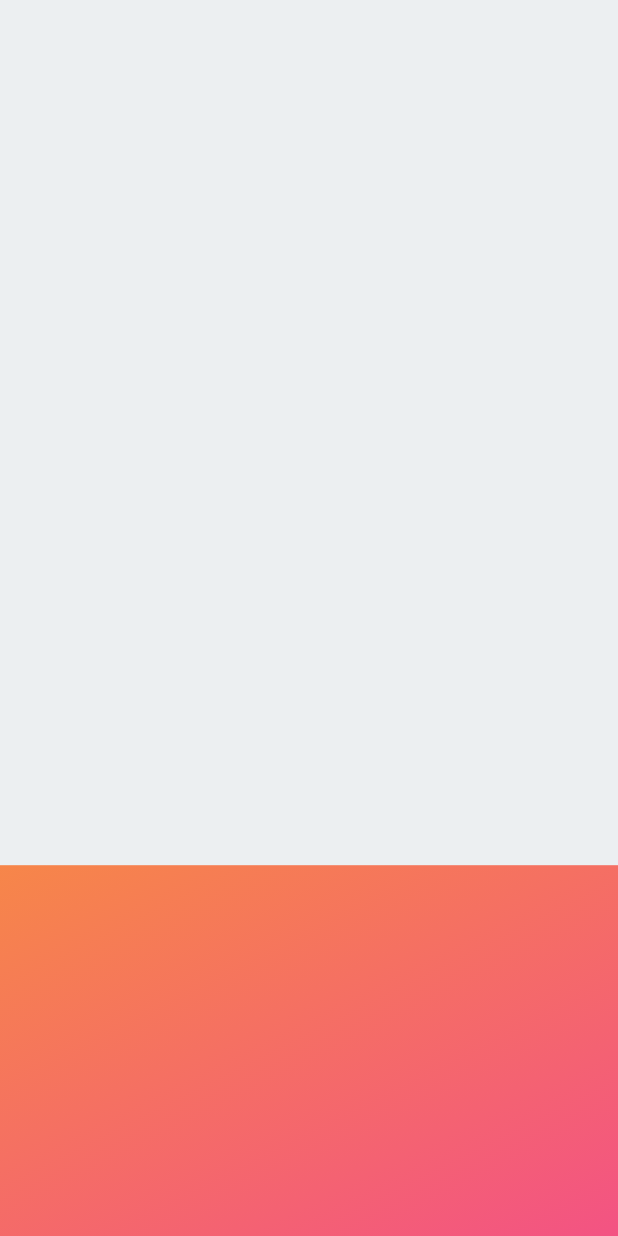
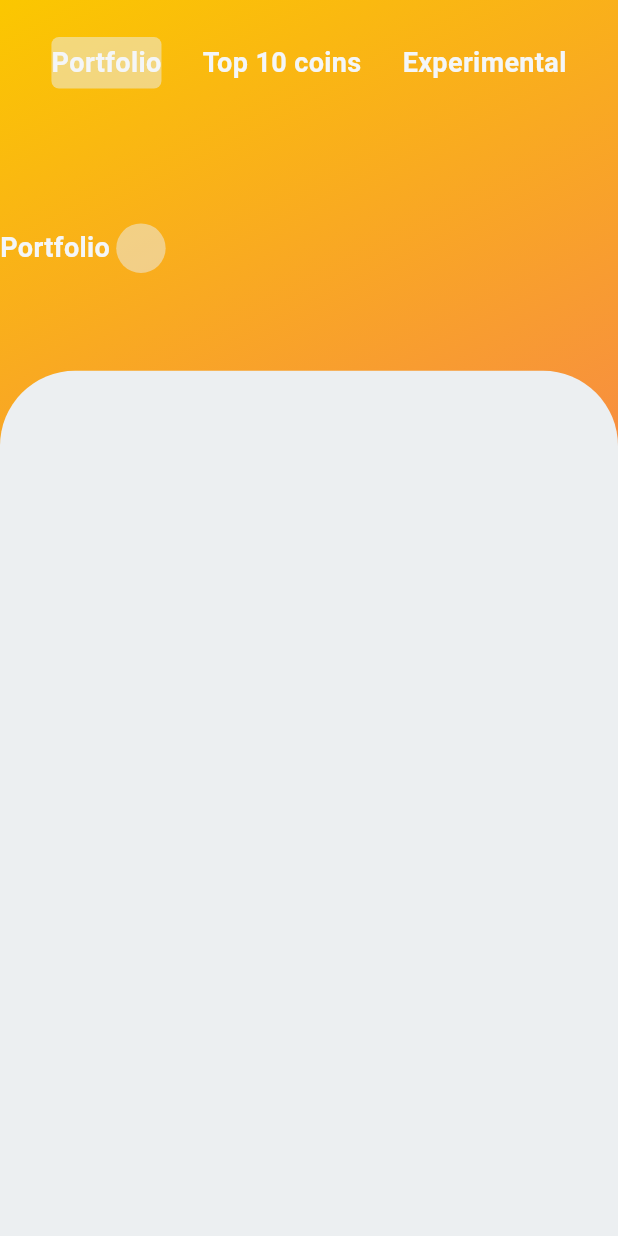
Before and after one commit to Victor-Zarzar/bitcoin-flutter, a Flutter app: the HomePage screen opened directly, on a phone screen of 412 x 824 dp. Run offline on Flutter 3.47's test engine with Material 3 defaults, Android fonts, the phone set to English and light mode, and no system bars.

Commit message:
implement Column, row, padding in component home page

```diff
--- a/lib/pages/home_page.dart
+++ b/lib/pages/home_page.dart
@@ -28,12 +28,75 @@ class _HomePageState extends State<HomePage> {
           ),
         ),
         child: Column(
+          mainAxisAlignment: MainAxisAlignment.spaceBetween,
           children: [
+            Padding(
+              padding: EdgeInsets.symmetric(
+                  horizontal: myWidth * 0.05, vertical: myHeight * 0.03),
+              child: Row(
+                mainAxisAlignment: MainAxisAlignment.spaceAround,
+                children: [
+                  Container(
+                    padding: EdgeInsets.symmetric(vertical: myHeight * 0.005),
+                    decoration: BoxDecoration(
+                      color: BackGround.primaryColor.withOpacity(0.5),
+                      borderRadius: BorderRadius.circular(5),
+                    ),
+                    child: Text(
+                      'Portfolio',
+                      style: TextStyle(
+                          fontSize: 18,
+                          fontWeight: FontWeight.bold,
+                          color: AppTheme.primaryColor),
+                    ),
+                  ),
+                  Text(
+                    'Top 10 coins',
+                    style: TextStyle(
+                        fontSize: 18,
+                        fontWeight: FontWeight.bold,
+                        color: AppTheme.primaryColor),
+                  ),
+                  Text(
+                    'Experimental',
+                    style: TextStyle(
+                        fontSize: 18,
+                        fontWeight: FontWeight.bold,
+                        color: AppTheme.primaryColor),
+                  ),
+                ],
+              ),
+            ),
+            Row(
+              children: [
+                Text(
+                  'Portfolio',
+                  style: TextStyle(
+                      fontSize: 18,
+                      fontWeight: FontWeight.bold,
+                      color: AppTheme.primaryColor),
+                ),
+                Container(
+                  height: myHeight * 0.04,
+                  width: myWidth * 0.1,
+                  decoration: BoxDecoration(
+                    shape: BoxShape.circle,
+                    color: BackGround.primaryColor.withOpacity(0.5),
+                  ),
+                ),
+              ],
+            ),
             Container(
               height: myHeight * 0.7,
               width: myWidth,
-              decoration: BoxDecoration(color: BackGround.primaryColor),
-            )
+              decoration: BoxDecoration(
+                color: BackGround.primaryColor,
+                borderRadius: const BorderRadius.only(
+                  topLeft: Radius.circular(50),
+                  topRight: Radius.circular(50),
+                ),
+              ),
+            ),
           ],
         ),
       ),
--- a/lib/pages/splash_app.dart
+++ b/lib/pages/splash_app.dart
@@ -66,7 +66,7 @@ class _SplashState extends State<Splash> {
                         mainAxisAlignment: MainAxisAlignment.center,
                         children: [
                           Text(
-                            'Create',
+                            'Home',
                             style: TextStyle(
                                 fontSize: 20, fontWeight: FontWeight.normal),
                           ),
```
